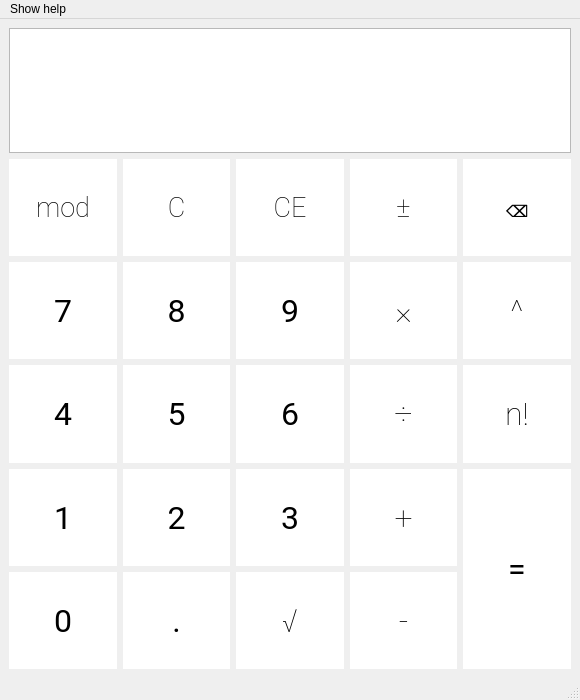
Old version of the form src/gui/mainwindow.ui in the repository vojone/dumdumCalc.
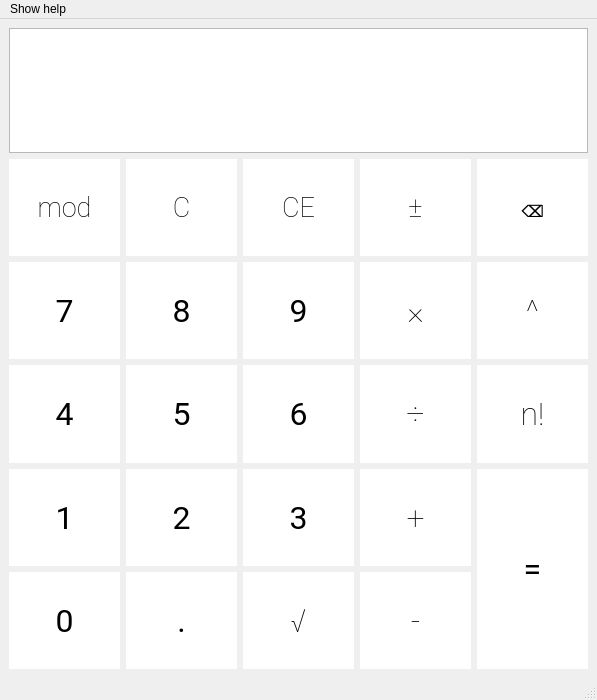
New version of the form.

The edit to the form file:
```diff
--- a/src/gui/mainwindow.ui
+++ b/src/gui/mainwindow.ui
@@ -6,7 +6,7 @@
    <rect>
     <x>0</x>
     <y>0</y>
-    <width>580</width>
+    <width>597</width>
     <height>700</height>
    </rect>
   </property>
@@ -1127,7 +1127,7 @@
     <rect>
      <x>0</x>
      <y>0</y>
-     <width>580</width>
+     <width>597</width>
      <height>22</height>
     </rect>
    </property>
```
